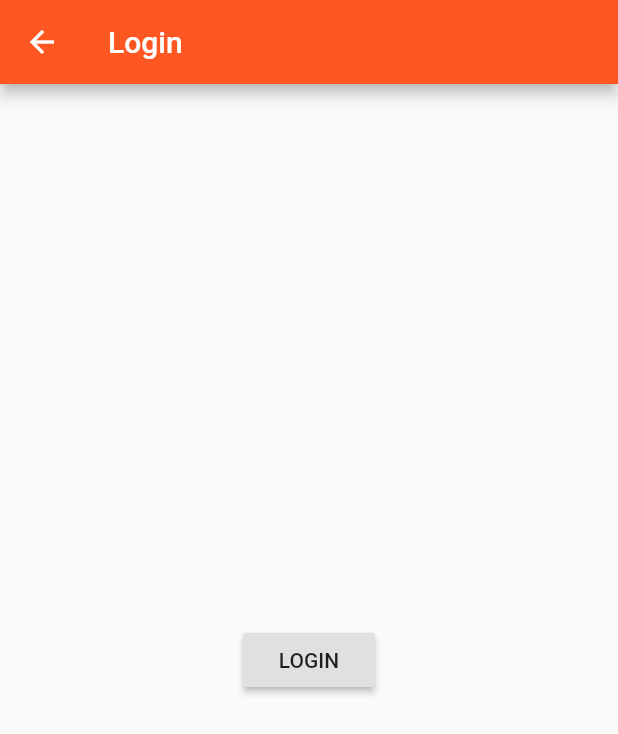
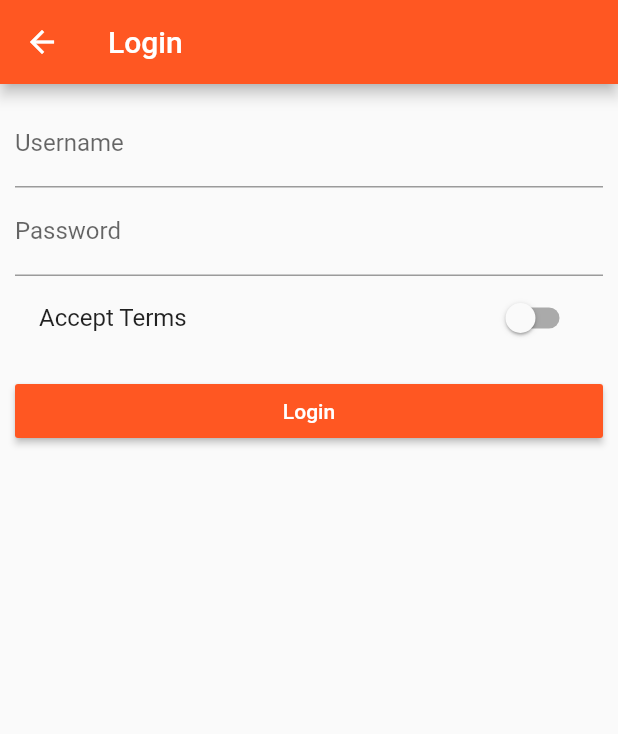
Before and after one commit to fiixed/flutter-easylist, a Flutter app: the AuthPage screen opened directly, on a phone screen of 412 x 824 dp. Shown: the top 734 px of the screen. Run offline on Flutter 3.47's test engine with Material 2 defaults, Android fonts, the phone set to English and light mode, and no system bars.

Commit message:
auth page fields

```diff
--- a/lib/pages/auth.dart
+++ b/lib/pages/auth.dart
@@ -1,19 +1,66 @@
 import 'package:flutter/material.dart';
-import './products.dart';
 
-class AuthPage extends StatelessWidget {
+class AuthPage extends StatefulWidget {
+  @override
+  State<StatefulWidget> createState() {
+    return _AuthPageState();
+  }
+}
+
+class _AuthPageState extends State<AuthPage> {
+  String _emailValue = '';
+  String _passwordValue = '';
+  bool _acceptTerms = false;
   @override
   Widget build(BuildContext context) {
     return Scaffold(
       appBar: AppBar(
         title: Text('Login'),
       ),
-      body: Center(
-        child: RaisedButton(
-          child: Text('LOGIN'),
-          onPressed: () {
-            Navigator.pushReplacementNamed(context, '/');
-          },
+      body: Container(
+        margin: EdgeInsets.all(10.0),
+        child: ListView(
+          children: <Widget>[
+            TextField(
+              decoration: InputDecoration(labelText: 'Username'),
+              onChanged: (String value) {
+                setState(() {
+                  _emailValue = value;
+                });
+              },
+            ),
+            TextField(
+              obscureText: true,
+              decoration: InputDecoration(labelText: 'Password'),
+              onChanged: (String value) {
+                setState(() {
+                  _passwordValue = value;
+                });
+              },
+            ),
+            SwitchListTile(
+              value: _acceptTerms,
+              onChanged: (bool value) {
+                setState(() {
+                  _acceptTerms = value;
+                });
+              },
+              title: Text('Accept Terms'),
+            ),
+            SizedBox(height: 10.0),
+            RaisedButton(
+              child: Text(
+                'Login',
+              ),
+              color: Theme.of(context).primaryColor,
+              textColor: Colors.white,
+              onPressed: () {
+                print(_emailValue);
+                print(_passwordValue);
+                Navigator.pushReplacementNamed(context, '/products');
+              },
+            ),
+          ],
         ),
       ),
     );
```
Also changed, not shown: lib/main.dart (+7 -7 lines), lib/pages/product_create.dart (+66 -12 lines), lib/pages/products.dart (+4 -5 lines), lib/pages/products_admin.dart (+6 -2 lines), lib/product_control.dart (deleted, +0 -18 lines), lib/product_manager.dart (+6 -11 lines), lib/products.dart (+4 -8 lines).
